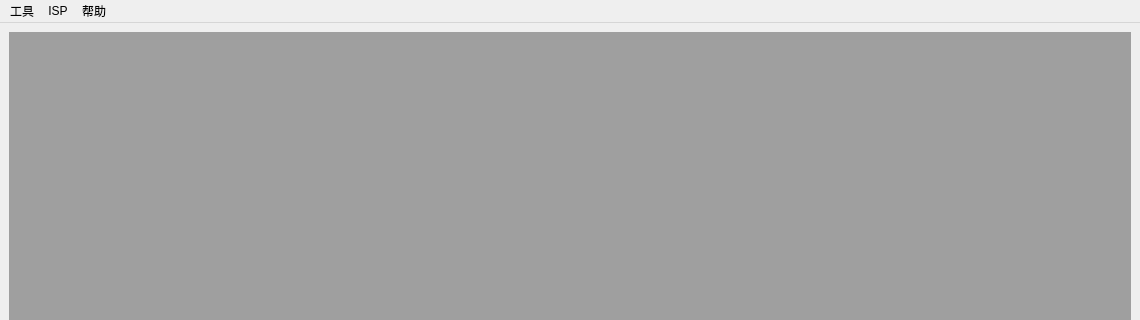
First picture: the form in components/ui/mainwindow.ui, repository xiaoqinxing/ImageTools, before the edit; both pictures show x 0 to 1140 and y 0 to 320 of the 1140 by 857 pixel window.
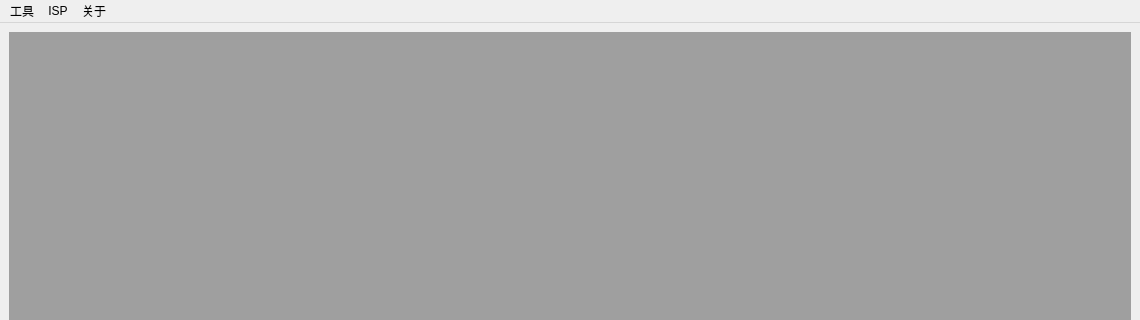
Second picture: the form after the edit. Icons and pictures are not drawn.

```diff
--- a/components/ui/mainwindow.ui
+++ b/components/ui/mainwindow.ui
@@ -79,7 +79,7 @@
    </widget>
    <widget class="QMenu" name="menu">
     <property name="title">
-     <string>帮助</string>
+     <string>关于</string>
     </property>
     <addaction name="userguide"/>
    </widget>
```
Left out of the diff: 6 changed lines with no effect on the pictures.
